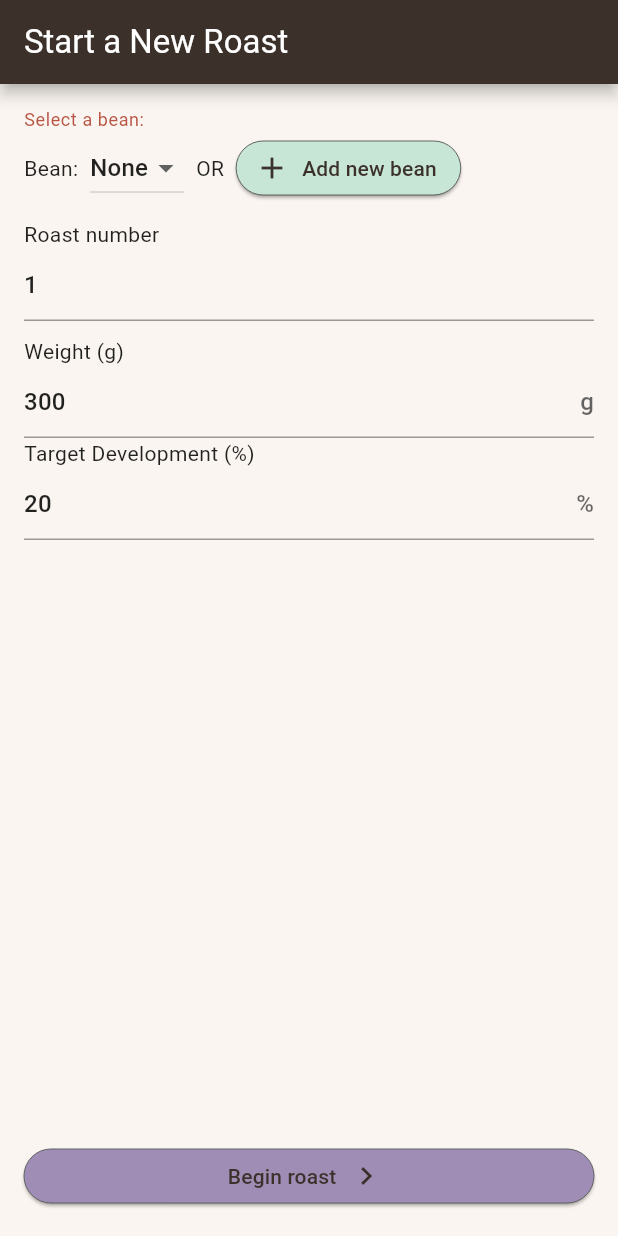
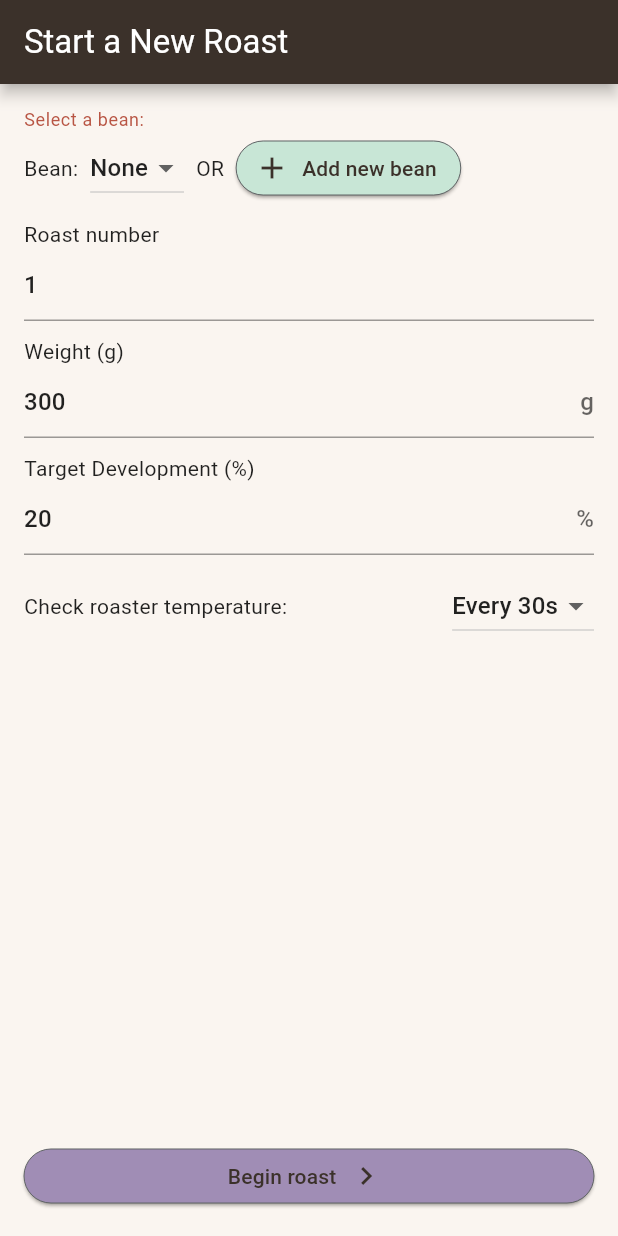
Before and after one commit to MichaelRFairhurst/BehtterRoasts, a Flutter app: the NewRoastPage screen opened by its route, after a tap on "Begin roast", on a phone screen of 412 x 824 dp. Run offline on Flutter 3.47's test engine with Material 2 defaults, Android fonts, the phone set to English and light mode, and no system bars; our stand-ins replace cloud_firestore, firebase_core, flutter_riverpod, freezed_annotation, go_router; missing offline and left inert: flutter_beep; accounts and stored records are empty.

Commit message:
Dropdown to select the roast temp check interval.

```diff
--- a/lib/src/roast/routes/new_roast_page.dart
+++ b/lib/src/roast/routes/new_roast_page.dart
@@ -5,6 +5,7 @@ import 'package:behmor_roast/src/roast/models/roast.dart';
 import 'package:behmor_roast/src/roast/models/roast_config.dart';
 import 'package:behmor_roast/src/roast/providers.dart';
 import 'package:behmor_roast/src/roast/widgets/bean_select.dart';
+import 'package:behmor_roast/src/roast/widgets/temp_interval_select.dart';
 import 'package:behmor_roast/src/timer/providers.dart';
 import 'package:flutter/material.dart';
 import 'package:flutter_riverpod/flutter_riverpod.dart';
@@ -23,6 +24,7 @@ class NewRoastPageState extends ConsumerState<NewRoastPage> {
   final weight = TextEditingController(text: '300');
   final devel = TextEditingController(text: '20');
   final roastFormKey = GlobalKey<FormState>();
+  int tempInterval = 30;
 
   Bean? selectedBean;
   bool beanErr = false;
@@ -86,6 +88,7 @@ class NewRoastPageState extends ConsumerState<NewRoastPage> {
                   return null;
                 }
               ),
+              const SizedBox(height: 10),
               const Text('Target Development (%)'),
               TextFormField(
                 controller: devel,
@@ -101,6 +104,21 @@ class NewRoastPageState extends ConsumerState<NewRoastPage> {
                   return null;
                 }
               ),
+			  const SizedBox(height: 10),
+			  Row(
+			    mainAxisAlignment: MainAxisAlignment.spaceBetween,
+			    children: [
+				  const Text('Check roaster temperature:'),
+				  TempIntervalSelect(
+					value: tempInterval,
+					onChanged: (val) {
+					  setState(() {
+						tempInterval = val;
+					  });
+					},
+				  ),
+				],
+			  ),
               const Spacer(),
               ElevatedButton.icon(
                 label: const Icon(Icons.navigate_next),
@@ -125,7 +143,7 @@ class NewRoastPageState extends ConsumerState<NewRoastPage> {
                       weightIn: double.parse(weight.text),
                       weightOut: double.parse(weight.text),
                       config: RoastConfig(
-                        tempInterval: 30,
+                        tempInterval: tempInterval,
                         targetDevelopment: double.parse(devel.text) / 100,
                       ),
                     );
--- /dev/null
+++ b/lib/src/roast/widgets/temp_interval_select.dart
@@ -0,0 +1,34 @@
+import 'package:flutter/material.dart';
+
+class TempIntervalSelect extends StatelessWidget {
+  const TempIntervalSelect({
+	required this.value,
+	required this.onChanged,
+	super.key,
+  });
+
+  final int value;
+  final void Function(int) onChanged;
+
+  @override
+  Widget build(BuildContext context) {
+	return DropdownButton<int>(
+	  value: value,
+	  onChanged: (value) => onChanged(value!),
+	  items: const [
+	    DropdownMenuItem(
+		  value: 15,
+		  child: Text('Every 15s'),
+		),
+	    DropdownMenuItem(
+		  value: 30,
+		  child: Text('Every 30s'),
+		),
+	    DropdownMenuItem(
+		  value: 60,
+		  child: Text('Every 60s'),
+		),
+	  ]
+	);
+  }
+}
```
